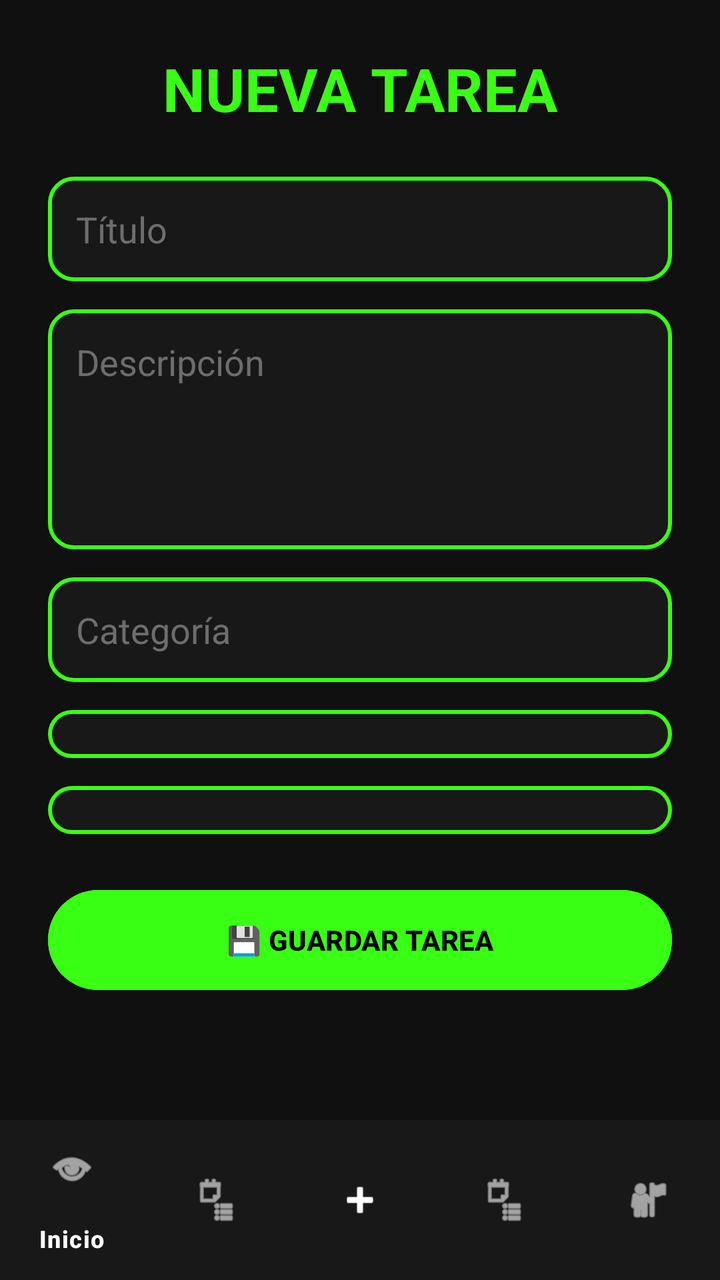
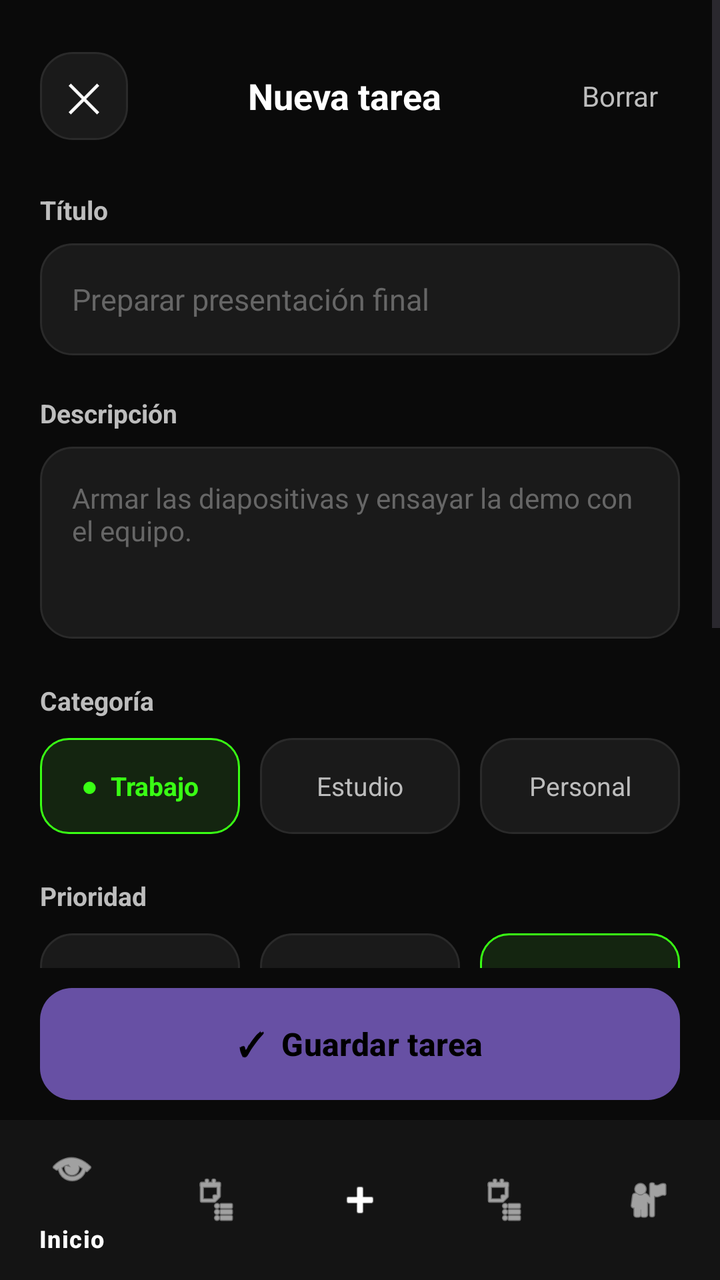

Before-and-after screenshots of an Android layout around one commit, followed by the original layout XML and the change that was made.
<!-- AndroidManifest.xml: application theme Theme.TaskFlow -->
<!-- res/layout/activity_create_task.xml -->
<?xml version="1.0" encoding="utf-8"?>
<LinearLayout xmlns:android="http://schemas.android.com/apk/res/android"
    xmlns:app="http://schemas.android.com/apk/res-auto"
    android:layout_width="match_parent"
    android:layout_height="match_parent"
    android:orientation="vertical"
    android:background="#101010">

    <ScrollView
        android:layout_width="match_parent"
        android:layout_height="0dp"
        android:layout_weight="1">

    <LinearLayout
        android:layout_width="match_parent"
        android:layout_height="wrap_content"
        android:orientation="vertical"
        android:padding="24dp">

        <TextView
            android:layout_width="match_parent"
            android:layout_height="wrap_content"
            android:text="NUEVA TAREA"
            android:textColor="#39FF14"
            android:textSize="30sp"
            android:textStyle="bold"
            android:gravity="center"/>

        <EditText
            android:id="@+id/etTitle"
            android:layout_width="match_parent"
            android:layout_height="wrap_content"
            android:layout_marginTop="24dp"
            android:background="@drawable/neon_background"
            android:hint="Título"
            android:textColorHint="#6D6D6D"
            android:textColor="#FFFFFF"
            android:padding="14dp"/>

        <EditText
            android:id="@+id/etDescription"
            android:layout_width="match_parent"
            android:layout_height="120dp"
            android:layout_marginTop="14dp"
            android:background="@drawable/neon_background"
            android:gravity="top"
            android:hint="Descripción"
            android:textColorHint="#6D6D6D"
            android:textColor="#FFFFFF"
            android:padding="14dp"/>

        <EditText
            android:id="@+id/etCategory"
            android:layout_width="match_parent"
            android:layout_height="wrap_content"
            android:layout_marginTop="14dp"
            android:background="@drawable/neon_background"
            android:hint="Categoría"
            android:textColorHint="#6D6D6D"
            android:textColor="#FFFFFF"
            android:padding="14dp"/>

        <Spinner
            android:id="@+id/spPriority"
            android:layout_width="match_parent"
            android:layout_height="wrap_content"
            android:layout_marginTop="14dp"
            android:background="@drawable/neon_background"/>

        <Spinner
            android:id="@+id/spStatus"
            android:layout_width="match_parent"
            android:layout_height="wrap_content"
            android:layout_marginTop="14dp"
            android:background="@drawable/neon_background"/>

        <Button
            android:id="@+id/btnSaveTask"
            android:layout_width="match_parent"
            android:layout_height="58dp"
            android:layout_marginTop="24dp"
            android:backgroundTint="#39FF14"
            android:text="💾 GUARDAR TAREA"
            android:textColor="#000000"
            android:textStyle="bold"/>

    </LinearLayout>

    </ScrollView>

    <com.google.android.material.bottomnavigation.BottomNavigationView
        android:id="@+id/bottomNavigation"
        android:layout_width="match_parent"
        android:layout_height="wrap_content"
        android:background="#181818"
        app:itemIconTint="@color/white"
        app:itemTextColor="@color/white"
        app:menu="@menu/bottom_nav_menu" />

</LinearLayout>
<!-- resources referenced by this layout -->
<resources>
  <color name="white">#FFFFFFFF</color>
  <!-- drawable neon_background (drawable) -->
  <?xml version="1.0" encoding="utf-8"?>
  <shape xmlns:android="http://schemas.android.com/apk/res/android"
      android:shape="rectangle">
  
      <solid android:color="#181818" />
  
      <stroke
          android:width="2dp"
          android:color="#39FF14" />
  
      <corners android:radius="12dp" />
  
      <padding
          android:left="12dp"
          android:top="12dp"
          android:right="12dp"
          android:bottom="12dp" />
  
  </shape>
  <style name="Theme.TaskFlow" parent="Base.Theme.TaskFlow" />
  <style name="Base.Theme.TaskFlow" parent="Theme.Material3.DayNight.NoActionBar">
          
          
      </style>
</resources>

<!-- the commit's change to res/layout/activity_create_task.xml (unified diff, before → after) -->
@@ -4,95 +4,386 @@
     android:layout_width="match_parent"
     android:layout_height="match_parent"
     android:orientation="vertical"
-    android:background="#101010">
+    android:background="#0A0A0A">
 
     <ScrollView
         android:layout_width="match_parent"
         android:layout_height="0dp"
-        android:layout_weight="1">
-
-    <LinearLayout
-        android:layout_width="match_parent"
-        android:layout_height="wrap_content"
-        android:orientation="vertical"
-        android:padding="24dp">
-
-        <TextView
+        android:layout_weight="1"
+        android:fillViewport="true"
+        android:clipToPadding="false"
+        android:overScrollMode="never">
+
+        <LinearLayout
             android:layout_width="match_parent"
             android:layout_height="wrap_content"
-            android:text="NUEVA TAREA"
-            android:textColor="#39FF14"
-            android:textSize="30sp"
-            android:textStyle="bold"
-            android:gravity="center"/>
-
-        <EditText
-            android:id="@+id/etTitle"
-            android:layout_width="match_parent"
-            android:layout_height="wrap_content"
-            android:layout_marginTop="24dp"
-            android:background="@drawable/neon_background"
-            android:hint="Título"
-            android:textColorHint="#6D6D6D"
-            android:textColor="#FFFFFF"
-            android:padding="14dp"/>
-
-        <EditText
-            android:id="@+id/etDescription"
-            android:layout_width="match_parent"
-            android:layout_height="120dp"
-            android:layout_marginTop="14dp"
-            android:background="@drawable/neon_background"
-            android:gravity="top"
-            android:hint="Descripción"
-            android:textColorHint="#6D6D6D"
-            android:textColor="#FFFFFF"
-            android:padding="14dp"/>
-
-        <EditText
-            android:id="@+id/etCategory"
-            android:layout_width="match_parent"
-            android:layout_height="wrap_content"
-            android:layout_marginTop="14dp"
-            android:background="@drawable/neon_background"
-            android:hint="Categoría"
-            android:textColorHint="#6D6D6D"
-            android:textColor="#FFFFFF"
-            android:padding="14dp"/>
-
-        <Spinner
-            android:id="@+id/spPriority"
-            android:layout_width="match_parent"
-            android:layout_height="wrap_content"
-            android:layout_marginTop="14dp"
-            android:background="@drawable/neon_background"/>
-
-        <Spinner
-            android:id="@+id/spStatus"
-            android:layout_width="match_parent"
-            android:layout_height="wrap_content"
-            android:layout_marginTop="14dp"
-            android:background="@drawable/neon_background"/>
-
-        <Button
-            android:id="@+id/btnSaveTask"
-            android:layout_width="match_parent"
-            android:layout_height="58dp"
-            android:layout_marginTop="24dp"
-            android:backgroundTint="#39FF14"
-            android:text="💾 GUARDAR TAREA"
-            android:textColor="#000000"
-            android:textStyle="bold"/>
-
-    </LinearLayout>
-
+            android:orientation="vertical"
+            android:paddingStart="20dp"
+            android:paddingEnd="20dp"
+            android:paddingTop="18dp"
+            android:paddingBottom="24dp">
+
+            
+
+            <LinearLayout
+                android:layout_width="match_parent"
+                android:layout_height="60dp"
+                android:gravity="center_vertical"
+                android:orientation="horizontal">
+
+                <TextView
+                    android:id="@+id/btnClose"
+                    android:layout_width="44dp"
+                    android:layout_height="44dp"
+                    android:background="@drawable/login_secondary_button"
+                    android:clickable="true"
+                    android:focusable="true"
+                    android:gravity="center"
+                    android:text="✕"
+                    android:textColor="#FFFFFF"
+                    android:textSize="20sp"
+                    android:contentDescription="Cerrar" />
+
+                <TextView
+                    android:layout_width="0dp"
+                    android:layout_height="wrap_content"
+                    android:layout_weight="1"
+                    android:gravity="center"
+                    android:text="Nueva tarea"
+                    android:textColor="#FFFFFF"
+                    android:textSize="18sp"
+                    android:textStyle="bold" />
+
+                <TextView
+                    android:id="@+id/btnClear"
+                    android:layout_width="60dp"
+                    android:layout_height="44dp"
+                    android:gravity="center"
+                    android:text="Borrar"
+                    android:textColor="#BDBDBD"
+                    android:textSize="14sp"
+                    android:clickable="true"
+                    android:focusable="true" />
+
+            </LinearLayout>
+
+            
+
+            <TextView
+                android:layout_width="match_parent"
+                android:layout_height="wrap_content"
+                android:layout_marginTop="18dp"
+                android:text="Título"
+                android:textColor="#BDBDBD"
+                android:textSize="13sp"
+                android:textStyle="bold" />
+
+            <EditText
+                android:id="@+id/etTitle"
+                android:layout_width="match_parent"
+                android:layout_height="56dp"
+                android:layout_marginTop="8dp"
+                android:background="@drawable/login_input_background"
+                android:hint="Preparar presentación final"
+                android:inputType="textCapSentences"
+                android:paddingStart="16dp"
+                android:paddingEnd="16dp"
+                android:singleLine="true"
+                android:textColor="#FFFFFF"
+                android:textColorHint="#666666"
+                android:textSize="15sp" />
+
+            
+
+            <TextView
+                android:layout_width="match_parent"
+                android:layout_height="wrap_content"
+                android:layout_marginTop="20dp"
+                android:text="Descripción"
+                android:textColor="#BDBDBD"
+                android:textSize="13sp"
+                android:textStyle="bold" />
+
+            <EditText
+                android:id="@+id/etDescription"
+                android:layout_width="match_parent"
+                android:layout_height="96dp"
+                android:layout_marginTop="8dp"
+                android:background="@drawable/login_input_background"
+                android:gravity="top|start"
+                android:hint="Armar las diapositivas y ensayar la demo con el equipo."
+                android:inputType="textCapSentences|textMultiLine"
+                android:padding="16dp"
+                android:textColor="#FFFFFF"
+                android:textColorHint="#666666"
+                android:textSize="14sp" />
+
+            
+
+            <TextView
+                android:layout_width="match_parent"
+                android:layout_height="wrap_content"
+                android:layout_marginTop="22dp"
+                android:text="Categoría"
+                android:textColor="#BDBDBD"
+                android:textSize="13sp"
+                android:textStyle="bold" />
+
+            <LinearLayout
+                android:layout_width="match_parent"
+                android:layout_height="48dp"
+                android:layout_marginTop="10dp"
+                android:orientation="horizontal"
+                android:weightSum="3">
+
+                <TextView
+                    android:id="@+id/chipWork"
+                    android:layout_width="0dp"
+                    android:layout_height="match_parent"
+                    android:layout_weight="1"
+                    android:layout_marginEnd="5dp"
+                    android:background="@drawable/task_chip_active"
+                    android:clickable="true"
+                    android:focusable="true"
+                    android:gravity="center"
+                    android:text="●  Trabajo"
+                    android:textColor="#39FF14"
+                    android:textSize="13sp"
+                    android:textStyle="bold" />
+
+                <TextView
+                    android:id="@+id/chipStudy"
+                    android:layout_width="0dp"
+                    android:layout_height="match_parent"
+                    android:layout_weight="1"
+                    android:layout_marginHorizontal="5dp"
+                    android:background="@drawable/login_secondary_button"
+                    android:clickable="true"
+                    android:focusable="true"
+                    android:gravity="center"
+                    android:text="Estudio"
+                    android:textColor="#BDBDBD"
+                    android:textSize="13sp" />
+
+                <TextView
+                    android:id="@+id/chipPersonal"
+                    android:layout_width="0dp"
+                    android:layout_height="match_parent"
+                    android:layout_weight="1"
+                    android:layout_marginStart="5dp"
+                    android:background="@drawable/login_secondary_button"
+                    android:clickable="true"
+                    android:focusable="true"
+                    android:gravity="center"
+                    android:text="Personal"
+                    android:textColor="#BDBDBD"
+                    android:textSize="13sp" />
+
+            </LinearLayout>
+
+            
+
+            <TextView
+                android:layout_width="match_parent"
+                android:layout_height="wrap_content"
+                android:layout_marginTop="22dp"
+                android:text="Prioridad"
+                android:textColor="#BDBDBD"
+                android:textSize="13sp"
+                android:textStyle="bold" />
+
+            <LinearLayout
+                android:layout_width="match_parent"
+                android:layout_height="48dp"
+                android:layout_marginTop="10dp"
+                android:orientation="horizontal"
+                android:weightSum="3">
+
+                <TextView
+                    android:id="@+id/btnPriorityLow"
+                    android:layout_width="0dp"
+                    android:layout_height="match_parent"
+                    android:layout_weight="1"
+                    android:layout_marginEnd="5dp"
+                    android:background="@drawable/login_secondary_button"
+                    android:clickable="true"
+                    android:focusable="true"
+                    android:gravity="center"
+                    android:text="⚑  Baja"
+                    android:textColor="#BDBDBD"
+                    android:textSize="13sp" />
+
+                <TextView
+                    android:id="@+id/btnPriorityMedium"
+                    android:layout_width="0dp"
+                    android:layout_height="match_parent"
+                    android:layout_weight="1"
+                    android:layout_marginHorizontal="5dp"
+                    android:background="@drawable/login_secondary_button"
+                    android:clickable="true"
+                    android:focusable="true"
+                    android:gravity="center"
+                    android:text="⚑  Media"
+                    android:textColor="#BDBDBD"
+                    android:textSize="13sp" />
+
+                <TextView
+                    android:id="@+id/btnPriorityHigh"
+                    android:layout_width="0dp"
+                    android:layout_height="match_parent"
+                    android:layout_weight="1"
+                    android:layout_marginStart="5dp"
+                    android:background="@drawable/task_chip_active"
+                    android:clickable="true"
+                    android:focusable="true"
+                    android:gravity="center"
+                    android:text="⚑  Alta"
+                    android:textColor="#39FF14"
+                    android:textSize="13sp"
+                    android:textStyle="bold" />
+
+            </LinearLayout>
+
+            
+
+            <TextView
+                android:layout_width="match_parent"
+                android:layout_height="wrap_content"
+                android:layout_marginTop="22dp"
+                android:text="Estado"
+                android:textColor="#BDBDBD"
+                android:textSize="13sp"
+                android:textStyle="bold" />
+
+            <LinearLayout
+                android:id="@+id/statusContainer"
+                android:layout_width="match_parent"
+                android:layout_height="52dp"
+                android:layout_marginTop="10dp"
+                android:background="#141414"
+                android:orientation="horizontal"
+                android:padding="4dp"
+                android:weightSum="3">
+
+                <TextView
+                    android:id="@+id/btnStatusPending"
+                    android:layout_width="0dp"
+                    android:layout_height="match_parent"
+                    android:layout_weight="1"
+                    android:background="@drawable/task_chip_active"
+                    android:clickable="true"
+                    android:focusable="true"
+                    android:gravity="center"
+                    android:text="Pendiente"
+                    android:textColor="#39FF14"
+                    android:textSize="12sp"
+                    android:textStyle="bold" />
+
+                <TextView
+                    android:id="@+id/btnStatusProgress"
+                    android:layout_width="0dp"
+                    android:layout_height="match_parent"
+                    android:layout_weight="1"
+                    android:background="@android:color/transparent"
+                    android:clickable="true"
+                    android:focusable="true"
+                    android:gravity="center"
+                    android:text="En progreso"
+                    android:textColor="#8C8C8C"
+                    android:textSize="12sp" />
+
+                <TextView
+                    android:id="@+id/btnStatusCompleted"
+                    android:layout_width="0dp"
+                    android:layout_height="match_parent"
+                    android:layout_weight="1"
+                    android:background="@android:color/transparent"
+                    android:clickable="true"
+                    android:focusable="true"
+                    android:gravity="center"
+                    android:text="Completada"
+                    android:textColor="#8C8C8C"
+                    android:textSize="12sp" />
+
+            </LinearLayout>
+
+            
+
+            <TextView
+                android:layout_width="match_parent"
+                android:layout_height="wrap_content"
+                android:layout_marginTop="22dp"
+                android:text="Fecha límite (opcional)"
+                android:textColor="#BDBDBD"
+                android:textSize="13sp"
+                android:textStyle="bold" />
+
+            <LinearLayout
+                android:id="@+id/btnDeadline"
+                android:layout_width="match_parent"
+                android:layout_height="56dp"
+                android:layout_marginTop="10dp"
+                android:background="@drawable/login_input_background"
+                android:clickable="true"
+                android:focusable="true"
+                android:gravity="center_vertical"
+                android:orientation="horizontal"
+                android:paddingStart="16dp"
+                android:paddingEnd="16dp">
+
+                <TextView
+                    android:layout_width="28dp"
+                    android:layout_height="wrap_content"
+                    android:text="▦"
+                    android:textColor="#39FF14"
+                    android:textSize="21sp" />
+
+                <TextView
+                    android:id="@+id/tvDeadlineValue"
+                    android:layout_width="0dp"
+                    android:layout_height="wrap_content"
+                    android:layout_weight="1"
+                    android:text="Elegir fecha y hora"
+                    android:textColor="#BDBDBD"
+                    android:textSize="14sp" />
+
+                <TextView
+                    android:layout_width="wrap_content"
+                    android:layout_height="wrap_content"
+                    android:text="›"
+                    android:textColor="#8C8C8C"
+                    android:textSize="24sp" />
+
+            </LinearLayout>
+
+        </LinearLayout>
     </ScrollView>
+
+    
+
+    <Button
+        android:id="@+id/btnSaveTask"
+        android:layout_width="match_parent"
+        android:layout_height="56dp"
+        android:layout_marginStart="20dp"
+        android:layout_marginEnd="20dp"
+        android:layout_marginTop="10dp"
+        android:layout_marginBottom="10dp"
+        android:background="@drawable/login_button_background"
+        android:stateListAnimator="@null"
+        android:text="✓  Guardar tarea"
+        android:textAllCaps="false"
+        android:textColor="#000000"
+        android:textSize="16sp"
+        android:textStyle="bold" />
+
+    
 
     <com.google.android.material.bottomnavigation.BottomNavigationView
         android:id="@+id/bottomNavigation"
         android:layout_width="match_parent"
         android:layout_height="wrap_content"
-        android:background="#181818"
+        android:background="#141414"
         app:itemIconTint="@color/white"
         app:itemTextColor="@color/white"
         app:menu="@menu/bottom_nav_menu" />
<!-- resource entries referenced after the edit -->
@@ -1,24 +1,87 @@
 <!-- resources referenced by this layout -->
 <resources>
   <color name="white">#FFFFFFFF</color>
-  <!-- drawable neon_background (drawable) -->
+  <!-- drawable login_button_background (drawable) -->
+  <?xml version="1.0" encoding="utf-8"?>
+  <selector xmlns:android="http://schemas.android.com/apk/res/android">
+  
+      <item android:state_pressed="true">
+          <shape android:shape="rectangle">
+              <solid android:color="#2EDB10" />
+              <corners android:radius="16dp" />
+          </shape>
+      </item>
+  
+      <item>
+          <shape android:shape="rectangle">
+              <solid android:color="#39FF14" />
+              <corners android:radius="16dp" />
+          </shape>
+      </item>
+  
+  </selector>
+  <!-- drawable login_input_background (drawable) -->
+  <?xml version="1.0" encoding="utf-8"?>
+  <selector xmlns:android="http://schemas.android.com/apk/res/android">
+  
+      <item android:state_focused="true">
+          <shape android:shape="rectangle">
+              <solid android:color="#1A1A1A" />
+              <corners android:radius="16dp" />
+              <stroke
+                  android:width="2dp"
+                  android:color="#39FF14" />
+          </shape>
+      </item>
+  
+      <item>
+          <shape android:shape="rectangle">
+              <solid android:color="#1A1A1A" />
+              <corners android:radius="16dp" />
+              <stroke
+                  android:width="1dp"
+                  android:color="#2A2A2A" />
+          </shape>
+      </item>
+  
+  </selector>
+  <!-- drawable login_secondary_button (drawable) -->
+  <?xml version="1.0" encoding="utf-8"?>
+  <selector xmlns:android="http://schemas.android.com/apk/res/android">
+  
+      <item android:state_pressed="true">
+          <shape android:shape="rectangle">
+              <solid android:color="#202020" />
+              <corners android:radius="16dp" />
+              <stroke
+                  android:width="1dp"
+                  android:color="#39FF14" />
+          </shape>
+      </item>
+  
+      <item>
+          <shape android:shape="rectangle">
+              <solid android:color="#1A1A1A" />
+              <corners android:radius="16dp" />
+              <stroke
+                  android:width="1dp"
+                  android:color="#2A2A2A" />
+          </shape>
+      </item>
+  
+  </selector>
+  <!-- drawable task_chip_active (drawable) -->
   <?xml version="1.0" encoding="utf-8"?>
   <shape xmlns:android="http://schemas.android.com/apk/res/android"
       android:shape="rectangle">
   
-      <solid android:color="#181818" />
+      <solid android:color="#142510" />
   
       <stroke
-          android:width="2dp"
+          android:width="1dp"
           android:color="#39FF14" />
   
-      <corners android:radius="12dp" />
-  
-      <padding
-          android:left="12dp"
-          android:top="12dp"
-          android:right="12dp"
-          android:bottom="12dp" />
+      <corners android:radius="14dp" />
   
   </shape>
   <style name="Theme.TaskFlow" parent="Base.Theme.TaskFlow" />
